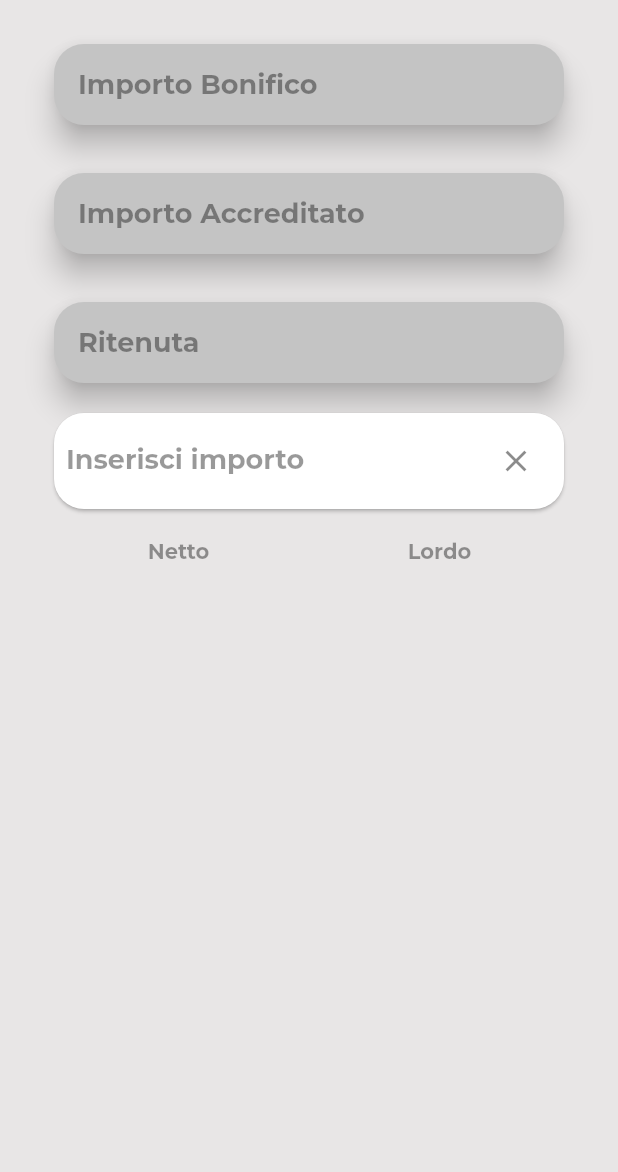
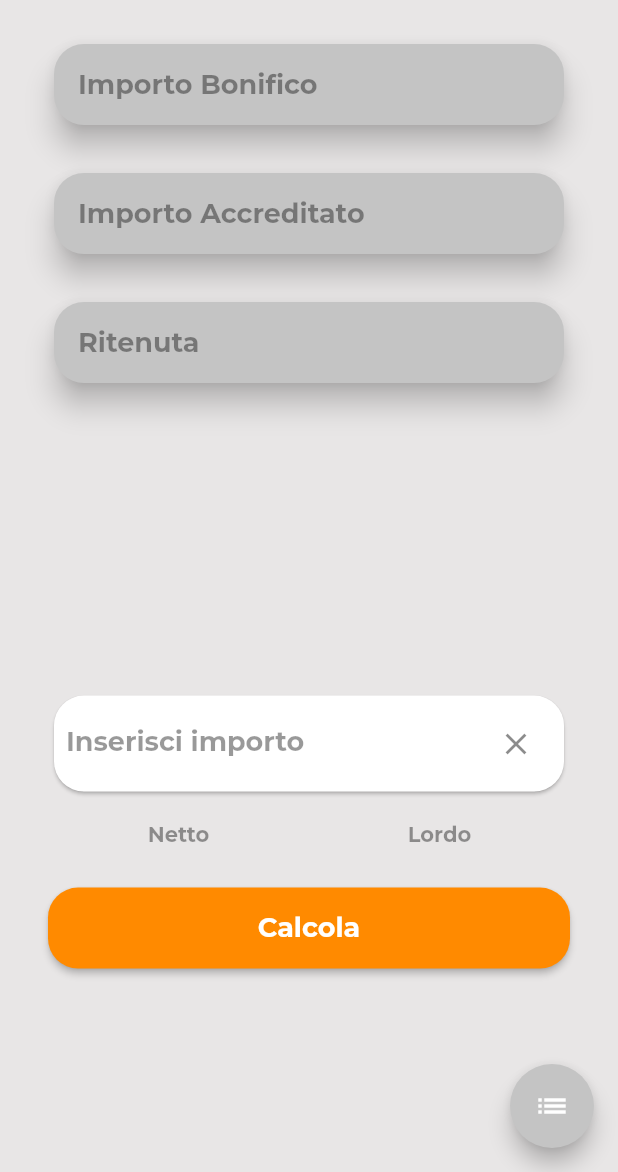
Before and after one commit to Albenga96/ritenute_bonifici, a Flutter app: the screen it shows after launch, on a phone screen of 412 x 824 dp, the part 64-1236 px from its top. Run offline on Flutter 3.47's test engine with Material 2 defaults, Android fonts, the phone set to English and light mode, and no system bars; our stand-ins replace google_fonts.

Commit message:
Updated home view

```diff
--- a/lib/src/presentation/view/home_view.dart
+++ b/lib/src/presentation/view/home_view.dart
@@ -11,6 +11,13 @@ class HomeView extends StatelessWidget {
   @override
   Widget build(BuildContext context) {
     return Scaffold(
+      floatingActionButton: FloatingActionButton(
+        backgroundColor: RitenuteColors.ritenuteSecondaryColor,
+        onPressed: () {},
+        child: Icon(
+          Icons.list,
+        ),
+      ),
       appBar: AppBar(
         actions: [
           IconButton(
@@ -30,6 +37,7 @@ class HomeView extends StatelessWidget {
         ),
       ),
       body: Column(
+        mainAxisAlignment: MainAxisAlignment.start,
         children: [
           Column(
             children: const [
@@ -44,8 +52,8 @@ class HomeView extends StatelessWidget {
               ),
             ],
           ),
+          Spacer(),
           Column(
-            mainAxisAlignment: MainAxisAlignment.spaceAround,
             children: [
               const InsertImport(),
               Padding(
@@ -71,9 +79,42 @@ class HomeView extends StatelessWidget {
                     ),
                   ],
                 ),
+              ),
+              Padding(
+                padding: const EdgeInsets.symmetric(
+                  horizontal: RitenuteMargins.ritenuteMarginVeryBig,
+                  vertical: RitenuteMargins.ritenuteMarginMedium,
+                ),
+                child: ElevatedButton(
+                  style: ElevatedButton.styleFrom(
+                    shape: RoundedRectangleBorder(
+                      borderRadius: BorderRadius.circular(
+                        20,
+                      ),
+                    ),
+                    primary: RitenuteColors.ritenutePrimaryColor,
+                  ),
+                  onPressed: () {},
+                  child: SizedBox(
+                    width: double.infinity,
+                    child: Center(
+                      child: Padding(
+                        padding: const EdgeInsets.symmetric(
+                            vertical: RitenuteMargins.ritenuteMarginBig),
+                        child: Text(
+                          "Calcola",
+                          style: ritenuteTheme().textTheme.headline3,
+                        ),
+                      ),
+                    ),
+                  ),
+                ),
               )
             ],
-          )
+          ),
+          SizedBox(
+            height: MediaQuery.of(context).size.height * 0.15,
+          ),
         ],
       ),
     );
```
